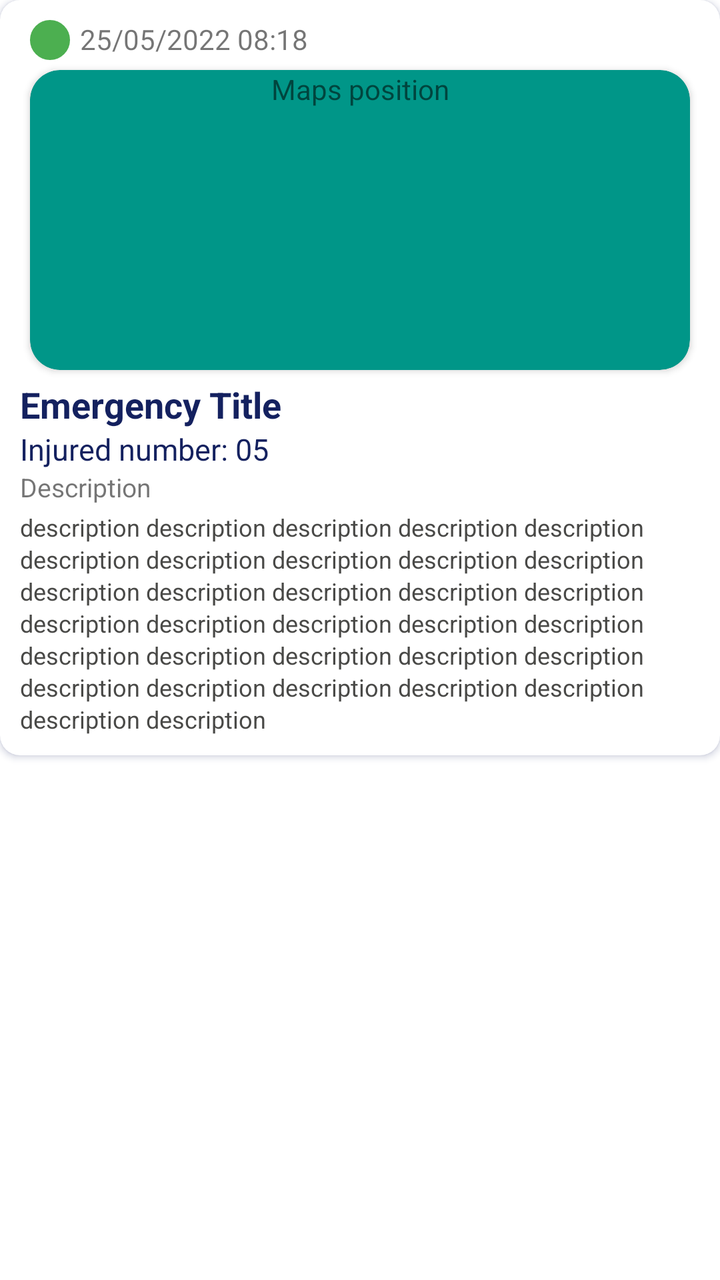
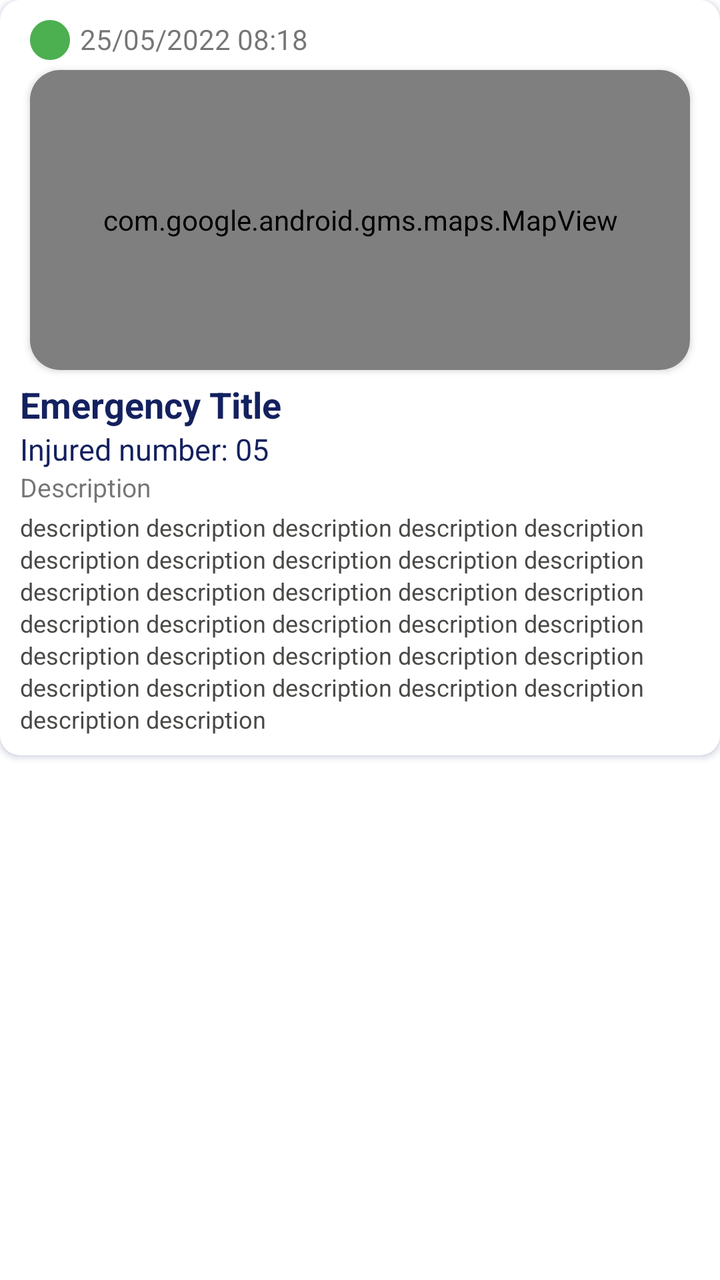

Two renders of the same Android screen: before a commit and after it. Below are the layout's source before the change and the commit's diff.
<!-- AndroidManifest.xml: application theme Theme.EmergencySystem -->
<!-- res/layout/urgence_item.xml -->
<?xml version="1.0" encoding="utf-8"?>
<RelativeLayout xmlns:android="http://schemas.android.com/apk/res/android"
    android:layout_width="match_parent"
    android:layout_height="wrap_content"
    android:layout_margin="5dp"
    xmlns:app="http://schemas.android.com/apk/res-auto">


    <androidx.cardview.widget.CardView
        android:layout_width="match_parent"
        android:layout_height="wrap_content"
        android:elevation="10dp"
        app:cardCornerRadius="10dp"
        android:outlineSpotShadowColor="@color/colorApp"
        android:outlineAmbientShadowColor="@color/colorApp"
        >
       <LinearLayout
           android:layout_width="match_parent"
           android:layout_height="wrap_content"
           android:orientation="vertical"
           android:padding="10dp"
           >
           <LinearLayout
               android:layout_width="match_parent"
               android:layout_height="wrap_content"
               >
               <ImageButton
                   android:layout_width="20dp"
                   android:layout_height="20dp"
                   android:layout_marginLeft="5dp"
                   android:background="@drawable/danger_shape"
                   app:backgroundTint="#4CAF50"
                   />
               <TextView
                   android:paddingStart="5dp"
                   android:layout_width="wrap_content"
                   android:layout_height="wrap_content"
                   android:text="25/05/2022 08:18"/>
           </LinearLayout>
           <androidx.cardview.widget.CardView
               android:layout_width="match_parent"
               android:layout_height="150dp"
               android:elevation="8dp"
               app:cardBackgroundColor="#009688"
               android:layout_margin="5dp"
               app:cardCornerRadius="15sp"
               >
               <TextView
                   android:layout_width="match_parent"
                   android:layout_height="match_parent"
                   android:text="Maps position"
                   android:textAlignment="center"
                   />
           </androidx.cardview.widget.CardView>
           <TextView
               android:layout_width="wrap_content"
               android:layout_height="wrap_content"
               android:text="Emergency Title"
               android:textSize="18sp"
               android:textStyle="bold"
               android:textColor="@color/colorApp"
               />
           <TextView
               android:layout_width="wrap_content"
               android:layout_height="wrap_content"
               android:text="Injured number: 05"
               android:textSize="15dp"
               android:textColor="@color/colorApp"
               />
           <TextView
               android:layout_width="wrap_content"
               android:layout_height="wrap_content"
               android:text="Description"
               android:layout_marginBottom="3dp"
               android:textSize="13sp"
               />
           <TextView
               android:layout_width="match_parent"
               android:layout_height="wrap_content"
               android:lineSpacingExtra="2sp"
               android:scrollbars="vertical"
               android:textColor="#494947"
               android:textSize="12sp"
               android:text="description description description description description description description description description description description description description description description description description description description description description description description description description description description description description description description description "
               />
       </LinearLayout>
    </androidx.cardview.widget.CardView>
</RelativeLayout>
<!-- resources referenced by this layout -->
<resources>
  <color name="colorApp">#FF14215F</color>
  <!-- drawable danger_shape (drawable) -->
  <?xml version="1.0" encoding="utf-8"?>
  <shape xmlns:android="http://schemas.android.com/apk/res/android"
      android:shape="oval"
      >
      <stroke android:color="@color/colorApp" android:width="1dp"/>
      <solid android:color="#4CAF50"/>
  </shape>
  <style name="Theme.EmergencySystem" parent="Theme.MaterialComponents.DayNight.DarkActionBar">
          
          <item name="colorPrimary">@color/purple_500</item>
          <item name="colorPrimaryVariant">@color/purple_700</item>
          <item name="colorOnPrimary">@color/white</item>
          
          <item name="colorSecondary">@color/teal_200</item>
          <item name="colorSecondaryVariant">@color/teal_700</item>
          <item name="colorOnSecondary">@color/black</item>
          
          <item name="android:statusBarColor" tools:targetApi="l">?attr/colorPrimaryVariant</item>
          
      </style>
  <color name="purple_500">#FF14215F</color>
  <color name="purple_700">#FF14215F</color>
  <color name="white">#FFFFFFFF</color>
  <color name="teal_200">#FF03DAC5</color>
  <color name="teal_700">#FF018786</color>
  <color name="black">#FF000000</color>
</resources>

<!-- the commit's change to res/layout/urgence_item.xml (unified diff, before → after) -->
@@ -33,6 +33,7 @@
                    />
                <TextView
                    android:paddingStart="5dp"
+                   android:id="@+id/dateEmergency"
                    android:layout_width="wrap_content"
                    android:layout_height="wrap_content"
                    android:text="25/05/2022 08:18"/>
@@ -41,32 +42,46 @@
                android:layout_width="match_parent"
                android:layout_height="150dp"
                android:elevation="8dp"
-               app:cardBackgroundColor="#009688"
                android:layout_margin="5dp"
                app:cardCornerRadius="15sp"
                >
-               <TextView
+               <com.google.android.gms.maps.MapView
+                   android:id="@+id/mapitem"
+                   app:layout_constraintStart_toStartOf="parent"
+                   android:gravity="center"
                    android:layout_width="match_parent"
-                   android:layout_height="match_parent"
-                   android:text="Maps position"
-                   android:textAlignment="center"
-                   />
+                   app:layout_constraintTop_toTopOf="parent"
+                   android:layout_height="150dp" />
            </androidx.cardview.widget.CardView>
            <TextView
                android:layout_width="wrap_content"
                android:layout_height="wrap_content"
                android:text="Emergency Title"
+               android:id="@+id/EmergencyTitle"
                android:textSize="18sp"
                android:textStyle="bold"
                android:textColor="@color/colorApp"
                />
-           <TextView
-               android:layout_width="wrap_content"
+           <LinearLayout
+               android:layout_width="match_parent"
                android:layout_height="wrap_content"
-               android:text="Injured number: 05"
-               android:textSize="15dp"
-               android:textColor="@color/colorApp"
-               />
+               android:orientation="horizontal">
+               <TextView
+                   android:layout_width="wrap_content"
+                   android:layout_height="wrap_content"
+                   android:text="Injured number: "
+                   android:textSize="15dp"
+                   android:textColor="@color/colorApp"
+                   />
+               <TextView
+                   android:id="@+id/InjuredNumber"
+                   android:layout_width="wrap_content"
+                   android:layout_height="wrap_content"
+                   android:text="05"
+                   android:textSize="15dp"
+                   android:textColor="@color/colorApp"
+                   />
+           </LinearLayout>
            <TextView
                android:layout_width="wrap_content"
                android:layout_height="wrap_content"
@@ -75,6 +90,7 @@
                android:textSize="13sp"
                />
            <TextView
+               android:id="@+id/DescriptionEmergency"
                android:layout_width="match_parent"
                android:layout_height="wrap_content"
                android:lineSpacingExtra="2sp"
